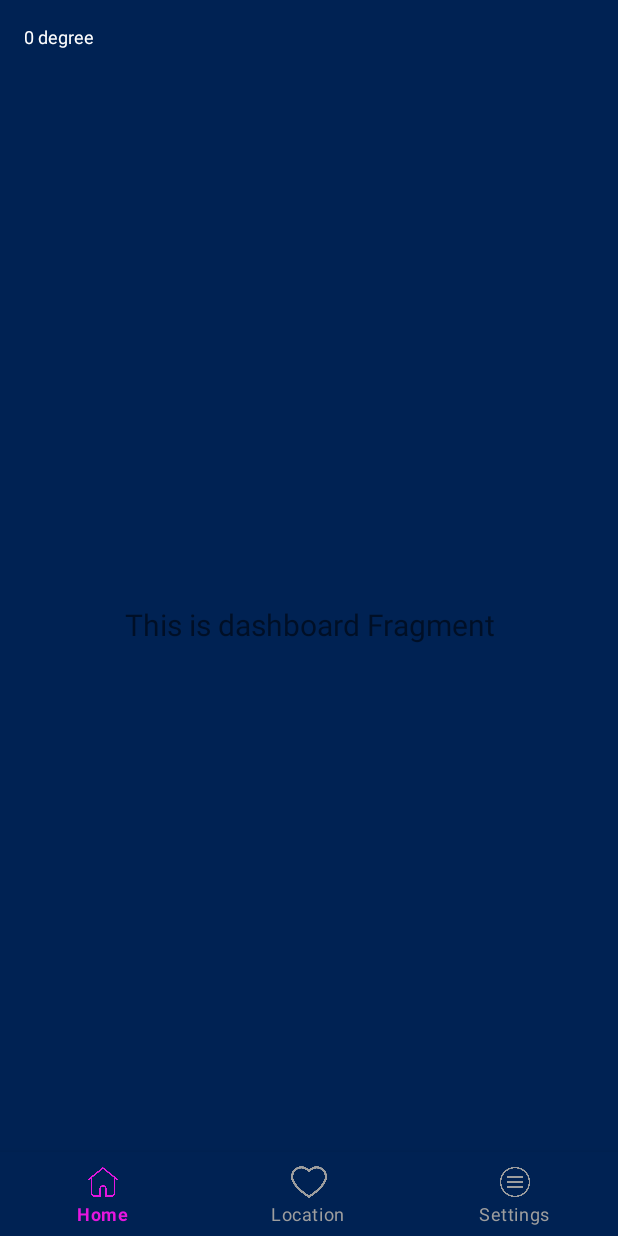
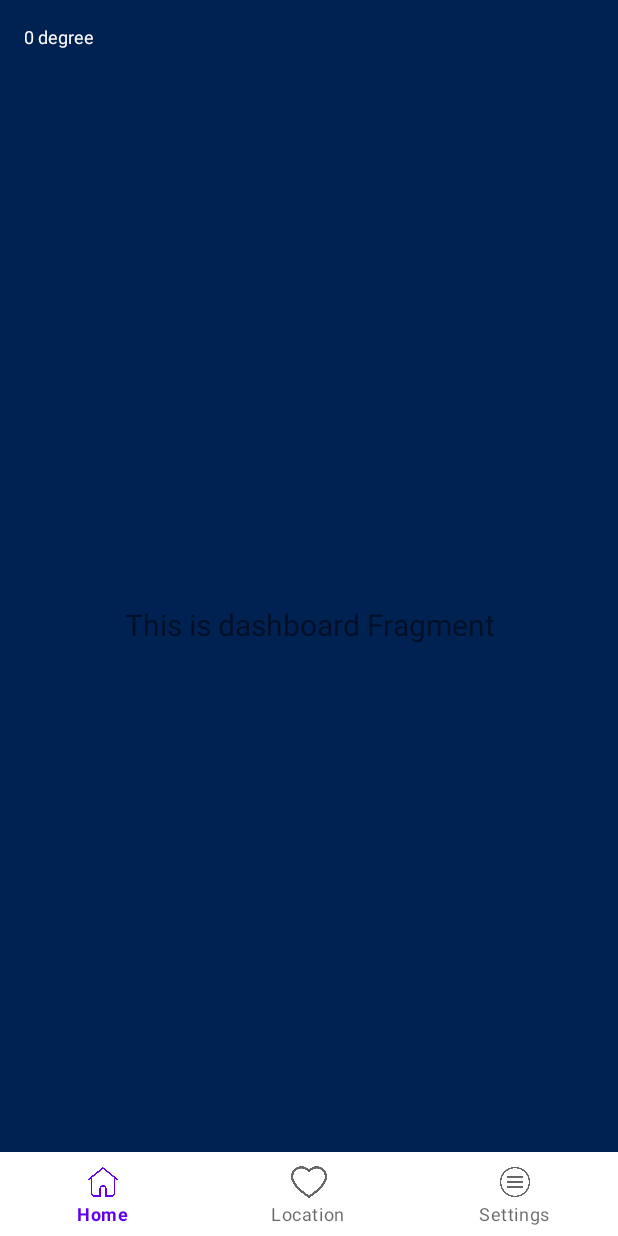
Before and after one commit to Arifur05/Weather_App, an Android app: the screen it shows after launch (MainActivity), item 2 of the bottom bar chosen, on a phone screen of 412 x 824 dp. Run offline under Robolectric (Android 15) with nearby library versions, the phone set to English and light mode, and no system bars; our stand-ins replace Picasso, RxJava; pictures from the network do not load.

Commit message:
errors fixed

```diff
--- a/app/src/main/java/com/arifur/weatherappusingkotlin/MainActivity.kt
+++ b/app/src/main/java/com/arifur/weatherappusingkotlin/MainActivity.kt
@@ -1,14 +1,11 @@
 package com.arifur.weatherappusingkotlin
 
 import android.os.Bundle
-import android.text.method.TextKeyListener.clear
+
 import com.google.android.material.bottomnavigation.BottomNavigationView
 import androidx.appcompat.app.AppCompatActivity
 import androidx.fragment.app.Fragment
-import androidx.navigation.findNavController
-import androidx.navigation.ui.AppBarConfiguration
-import androidx.navigation.ui.setupActionBarWithNavController
-import androidx.navigation.ui.setupWithNavController
+
 
 import com.arifur.weatherappusingkotlin.databinding.ActivityMainBinding
 import com.arifur.weatherappusingkotlin.ui.dashboard.DashboardFragment
@@ -26,15 +23,13 @@ private lateinit var binding: ActivityMainBinding
      setContentView(binding.root)
 
         val navView: BottomNavigationView = binding.navView
-        val home = HomeFragment()
-        val location = DashboardFragment()
-        val settings = NotificationsFragment()
+
         setFragment(HomeFragment())
         navView.setOnItemSelectedListener {
             when(it.itemId) {
                 R.id.navigation_home->setFragment(HomeFragment())
-                R.id.navigation_locations->setFragment(DashboardFragment())
-                R.id.navigation_setting->setFragment(NotificationsFragment())
+                R.id.navigation_dashboard->setFragment(DashboardFragment())
+                R.id.navigation_notifications->setFragment(NotificationsFragment())
             }
             false
         }
@@ -43,7 +38,7 @@ private lateinit var binding: ActivityMainBinding
 
     private fun setFragment(fragment: Fragment) {
         supportFragmentManager.beginTransaction().apply{
-            replace(R.id.fragment_container,fragment)
+            replace(R.id.nav_host_fragment_activity_main,fragment)
             commit()
         }
     }
--- a/app/src/main/res/layout/activity_main.xml
+++ b/app/src/main/res/layout/activity_main.xml
@@ -13,17 +13,14 @@
         android:layout_height="wrap_content"
         android:layout_marginStart="0dp"
         android:layout_marginEnd="0dp"
-        android:background="@color/white_accent"
-        app:itemBackground="@color/colorPrimary"
-        app:itemIconTint="@drawable/selector"
-        app:itemTextColor="@drawable/selector"
+        android:background="?android:attr/windowBackground"
         app:layout_constraintBottom_toBottomOf="parent"
         app:layout_constraintLeft_toLeftOf="parent"
         app:layout_constraintRight_toRightOf="parent"
-        app:menu="@menu/bottom_nav_menu"/>
+        app:menu="@menu/bottom_nav_menu" />
 
     <fragment
-        android:id="@+id/fragment_container"
+        android:id="@+id/nav_host_fragment_activity_main"
         android:name="androidx.navigation.fragment.NavHostFragment"
         android:layout_width="match_parent"
         android:layout_height="match_parent"
@@ -32,7 +29,6 @@
         app:layout_constraintLeft_toLeftOf="parent"
         app:layout_constraintRight_toRightOf="parent"
         app:layout_constraintTop_toTopOf="parent"
-        app:navGraph="@navigation/mobile_navigation"
-    />
+        app:navGraph="@navigation/mobile_navigation" />
 
 </androidx.constraintlayout.widget.ConstraintLayout>
--- a/app/src/main/res/menu/bottom_nav_menu.xml
+++ b/app/src/main/res/menu/bottom_nav_menu.xml
@@ -3,19 +3,19 @@
     xmlns:app="http://schemas.android.com/apk/res-auto">
 
     <item
-        android:id="@+id/navigation_homes"
+        android:id="@+id/navigation_home"
         android:icon="@drawable/home"
         app:labelVisibilityMode="unlabeled"
         android:title="@string/title_home"/>
 
     <item
-        android:id="@+id/navigation_locations"
+        android:id="@+id/navigation_dashboard"
         android:icon="@drawable/love"
         app:labelVisibilityMode="unlabeled"
         android:title="@string/title_location"/>
 
     <item
-        android:id="@+id/navigation_setting"
+        android:id="@+id/navigation_notifications"
         app:labelVisibilityMode="unlabeled"
         android:icon="@drawable/open_menu"
         android:title="@string/title_settings"/>
```
